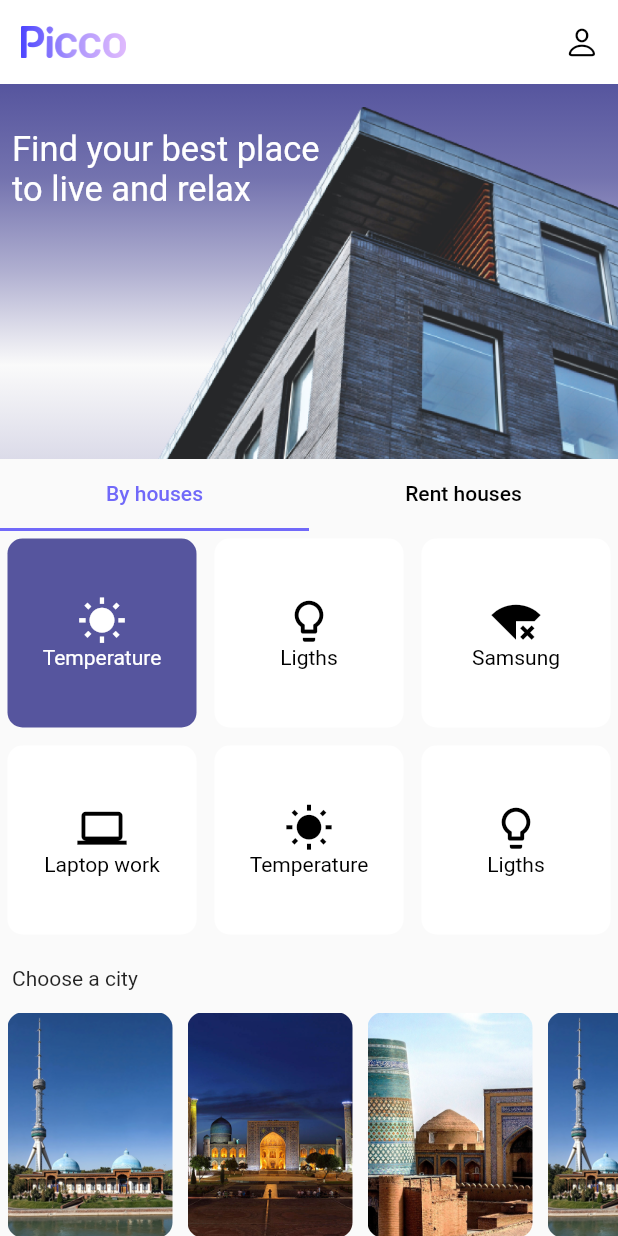
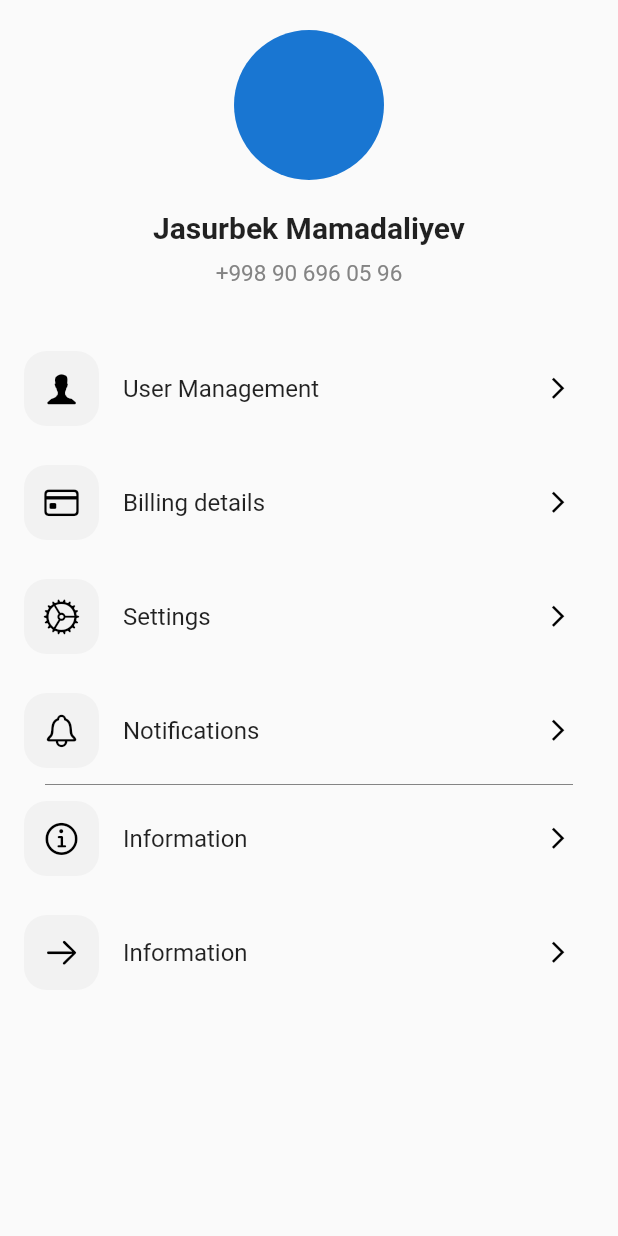
Before and after one commit to sorkabayev/animation_challange, a Flutter app: the screen it shows after launch, on a phone screen of 412 x 824 dp. Run offline on Flutter 3.47's test engine with Material 2 defaults, Android fonts, the phone set to English and light mode, and no system bars; our stand-ins replace hive; accounts and stored records are empty.

Commit message:
notification, settings, management, , billings etc page,

```diff
--- a/lib/main.dart
+++ b/lib/main.dart
@@ -1,5 +1,10 @@
-import 'package:animation_challange/pages/home/view.dart';
+import 'package:animation_challange/pages/billings_details.dart';
+import 'package:animation_challange/pages/notification_page.dart';
+import 'package:animation_challange/pages/settings_page.dart';
+import 'package:animation_challange/pages/user_managment_page.dart';
+import 'package:animation_challange/pages/home/home_page.dart';
 import 'package:animation_challange/pages/menu_page.dart';
+import 'package:animation_challange/pages/profile_page.dart';
 import 'package:flutter/material.dart';
 import 'package:provider/provider.dart';
 
@@ -19,7 +24,14 @@ class MyApp extends StatelessWidget {
       create: (context)=> date,
       child: MaterialApp(
         debugShowCheckedModeBanner: false,
-        home: MenuPage(),
+        home: const ProfilePage(),
+        routes: {
+          ProfilePage.id: (context) => const ProfilePage(),
+          UserManagementPage.id: (context) => const UserManagementPage(),
+          BillingDetails.id: (context) => const BillingDetails(),
+          SettingsPage.id: (context) => const SettingsPage(),
+          NotificationPage.id: (context) => const NotificationPage(),
+        },
       ),
     );
   }
--- /dev/null
+++ b/lib/model/profile_category_model.dart
@@ -0,0 +1,80 @@
+import 'package:animation_challange/pages/billings_details.dart';
+import 'package:animation_challange/pages/notification_page.dart';
+import 'package:animation_challange/pages/settings_page.dart';
+import 'package:animation_challange/pages/user_managment_page.dart';
+import 'package:flutter/cupertino.dart';
+import 'package:flutter/material.dart';
+
+class ProfileModel {
+  String text;
+  Icon icon;
+  String? id;
+
+
+
+  ProfileModel({required this.text, required this.icon, this.id});
+
+  static List<ProfileModel> elems = [
+    ProfileModel(
+      text: "User Management",
+      icon: const Icon(
+        CupertinoIcons.person_alt,
+        size: 25,
+        color: Colors.black,
+      ),
+      id:  UserManagementPage.id,
+    ),
+    ProfileModel(
+      text: "Billing details",
+      icon: const Icon(
+        CupertinoIcons.creditcard,
+        size: 25,
+        color: Colors.black,
+      ), id: BillingDetails.id,
+    ),
+    ProfileModel(
+      text: "Settings",
+      icon: const Icon(
+        CupertinoIcons.settings,
+        size: 25,
+        color: Colors.black,
+      ), id: SettingsPage.id,
+    ),
+    ProfileModel(
+      text: "Notifications",
+      icon: const Icon(
+        CupertinoIcons.bell,
+        size: 25,
+        color: Colors.black,
+      ), id: NotificationPage.id,
+    ),
+    ProfileModel(
+      text: "Information",
+      icon: const Icon(
+        CupertinoIcons.info,
+        size: 25,
+        color: Colors.black,
+      ), id: '',
+    ),
+    ProfileModel(
+      text: "Information",
+      icon: const Icon(
+        CupertinoIcons.arrow_right,
+        size: 25,
+        color: Colors.black,
+      ), id: '',
+    )
+  ];
+}
+//Managements TextFields
+class TextFieldLabels{
+  String? text2;
+
+  TextFieldLabels({ this.text2});
+
+  static List<TextFieldLabels> labels = [
+    TextFieldLabels(text2: 'Full name'),
+    TextFieldLabels(text2: 'Phone number'),
+    TextFieldLabels(text2: 'Password'),
+  ];
+}
--- /dev/null
+++ b/lib/pages/profile_page.dart
@@ -0,0 +1,63 @@
+import 'dart:math';
+
+import 'package:animation_challange/model/profile_category_model.dart';
+import 'package:flutter/material.dart';
+
+import 'widgets/profile_settings_elem.dart';
+
+class ProfilePage extends StatefulWidget {
+  const ProfilePage({Key? key}) : super(key: key);
+
+  static const String id  = "/profile_page";
+
+  @override
+  State<ProfilePage> createState() => _ProfilePageState();
+}
+
+class _ProfilePageState extends State<ProfilePage> {
+  @override
+  Widget build(BuildContext context) {
+    return Scaffold(
+      body: ListView(
+        children: [
+          const SizedBox(
+            height: 20,
+          ),
+          const CircleAvatar(
+            radius: 50,
+          ),
+          const SizedBox(
+            height: 20,
+          ),
+          //Name/number
+          Column(
+            children: const [
+              Text("Jasurbek Mamadaliyev",
+                  style: TextStyle(fontSize: 20, fontWeight: FontWeight.bold)),
+              SizedBox(
+                height: 10,
+              ),
+              Text("+998 90 696 05 96",
+                  style: TextStyle(fontSize: 15, color: Color(0xff848484))),
+            ],
+          ),
+          const SizedBox(
+            height: 40,
+          ),
+          //All settings
+          ListView.separated(
+              shrinkWrap: true,
+              itemBuilder: (context, index) =>
+                  ProfileSettingsElem(e: ProfileModel.elems[index]),
+              separatorBuilder: (context, index) {
+                if (index == 3) {
+                  return const Divider(indent: 30,endIndent: 30,color: Color.fromRGBO(132, 132, 132, 1),);
+                }
+                return const SizedBox(height: 20);
+              },
+              itemCount: 6)
+        ],
+      ),
+    );
+  }
+}
--- /dev/null
+++ b/lib/pages/widgets/profile_settings_elem.dart
@@ -0,0 +1,35 @@
+import 'package:animation_challange/model/profile_category_model.dart';
+import 'package:flutter/material.dart';
+
+
+class ProfileSettingsElem extends StatelessWidget {
+  final ProfileModel e;
+
+  const ProfileSettingsElem({Key? key, required this.e}) : super(key: key);
+
+  @override
+  Widget build(BuildContext context) {
+    return ListTile(
+      leading: Container(
+        height: 50,
+        width: 50,
+        decoration: BoxDecoration(
+          color: const Color(0xffF2F2F2),
+          borderRadius: BorderRadius.circular(15),
+        ),
+        child: e.icon,
+      ),
+      title: Text(e.text),
+      trailing: IconButton(
+        onPressed: () {
+          Navigator.pushNamed(context, e.id!);
+        },
+        icon: const Icon(
+          Icons.arrow_forward_ios_outlined,
+          size: 17,
+          color: Colors.black,
+        ),
+      ),
+    );
+  }
+}
```
Also changed, not shown: lib/pages/billings_details.dart (added, +61 -0 lines), lib/pages/notification_page.dart (added, +62 -0 lines), lib/pages/settings_page.dart (added, +99 -0 lines), lib/pages/user_managment_page.dart (added, +71 -0 lines), lib/pages/widgets/billings_container.dart (added, +33 -0 lines), lib/pages/widgets/notification_container.dart (added, +17 -0 lines), lib/pages/widgets/textField_management.dart (added, +25 -0 lines), lib/pages/home/home_page.dart (renamed from lib/pages/home/view.dart).
